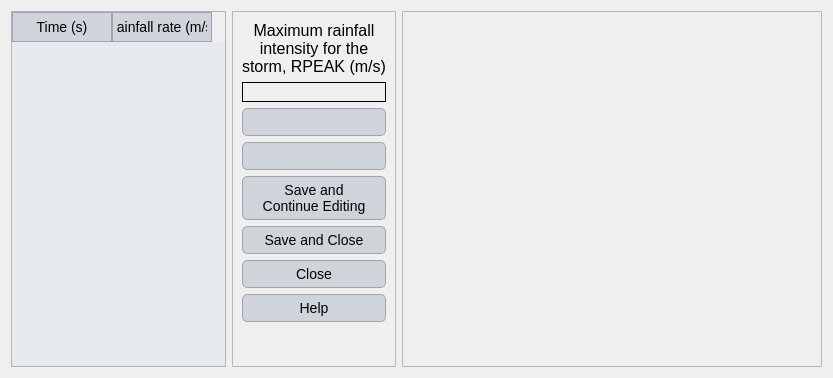
Above: ui/vfsmod_hyetograph.ui from Inigobarbe/VFSMOD-GUI before the change. Below: the same form after it.
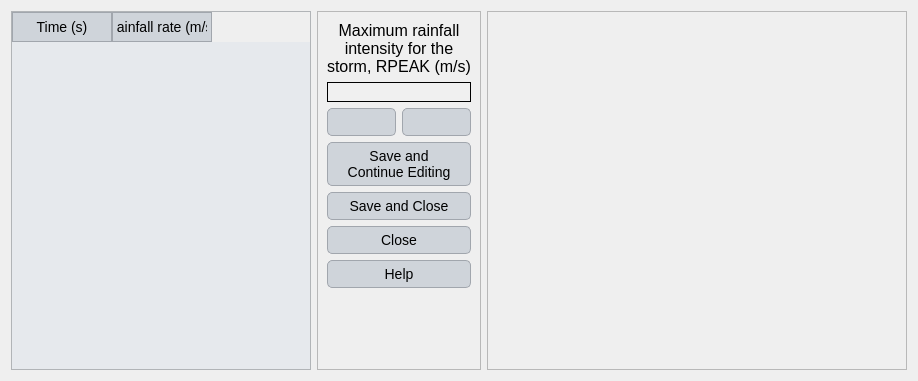
That is the form after the change.

The edit to the form file:
```diff
--- a/ui/vfsmod_hyetograph.ui
+++ b/ui/vfsmod_hyetograph.ui
@@ -7,7 +7,7 @@
     <x>0</x>
     <y>0</y>
     <width>833</width>
-    <height>378</height>
+    <height>381</height>
    </rect>
   </property>
   <property name="windowTitle">
@@ -116,7 +116,27 @@
     border: 1px solid #a1a6ad; /* Borde gris medio del botón de esquina */
 }</string>
   </property>
-  <layout class="QGridLayout" name="gridLayout_3">
+  <layout class="QGridLayout" name="gridLayout">
+   <item row="0" column="0">
+    <widget class="QTableWidget" name="tableWidget">
+     <property name="minimumSize">
+      <size>
+       <width>300</width>
+       <height>0</height>
+      </size>
+     </property>
+     <column>
+      <property name="text">
+       <string>Time (s)</string>
+      </property>
+     </column>
+     <column>
+      <property name="text">
+       <string>Rainfall rate (m/s)</string>
+      </property>
+     </column>
+    </widget>
+   </item>
    <item row="0" column="1">
     <widget class="QFrame" name="frame">
      <property name="frameShape">
@@ -126,14 +146,27 @@
       <enum>QFrame::Raised</enum>
      </property>
      <layout class="QGridLayout" name="gridLayout_2">
+      <item row="0" column="0">
+       <widget class="QLabel" name="label">
+        <property name="text">
+         <string>Maximum rainfall 
+intensity for the 
+storm, RPEAK (m/s)</string>
+        </property>
+        <property name="alignment">
+         <set>Qt::AlignCenter</set>
+        </property>
+       </widget>
+      </item>
       <item row="3" column="0">
-       <widget class="QPushButton" name="remove">
+       <widget class="QPushButton" name="save_continue">
         <property name="text">
-         <string/>
+         <string>Save and 
+Continue Editing</string>
         </property>
        </widget>
       </item>
-      <item row="8" column="0">
+      <item row="7" column="0">
        <spacer name="verticalSpacer">
         <property name="orientation">
          <enum>Qt::Vertical</enum>
@@ -146,34 +179,14 @@
         </property>
        </spacer>
       </item>
-      <item row="2" column="0">
-       <widget class="QPushButton" name="add">
-        <property name="text">
-         <string/>
-        </property>
-       </widget>
-      </item>
       <item row="4" column="0">
-       <widget class="QPushButton" name="save_continue">
+       <widget class="QPushButton" name="save_close">
         <property name="text">
-         <string>Save and 
-Continue Editing</string>
+         <string>Save and Close</string>
         </property>
        </widget>
       </item>
-      <item row="0" column="0">
-       <widget class="QLabel" name="label">
-        <property name="text">
-         <string>Maximum rainfall 
-intensity for the 
-storm, RPEAK (m/s)</string>
-        </property>
-        <property name="alignment">
-         <set>Qt::AlignCenter</set>
-        </property>
-       </widget>
-      </item>
-      <item row="6" column="0">
+      <item row="5" column="0">
        <widget class="QPushButton" name="close_dialog">
         <property name="text">
          <string>Close</string>
@@ -187,20 +200,31 @@
         </property>
        </widget>
       </item>
-      <item row="5" column="0">
-       <widget class="QPushButton" name="save_close">
-        <property name="text">
-         <string>Save and Close</string>
-        </property>
-       </widget>
-      </item>
-      <item row="7" column="0">
+      <item row="6" column="0">
        <widget class="QPushButton" name="pushButton_4">
         <property name="text">
          <string>Help</string>
         </property>
        </widget>
       </item>
+      <item row="2" column="0">
+       <layout class="QHBoxLayout" name="horizontalLayout">
+        <item>
+         <widget class="QPushButton" name="add">
+          <property name="text">
+           <string/>
+          </property>
+         </widget>
+        </item>
+        <item>
+         <widget class="QPushButton" name="remove">
+          <property name="text">
+           <string/>
+          </property>
+         </widget>
+        </item>
+       </layout>
+      </item>
      </layout>
     </widget>
    </item>
@@ -226,26 +250,6 @@
      </property>
     </widget>
    </item>
-   <item row="0" column="0">
-    <widget class="QTableWidget" name="tableWidget">
-     <property name="minimumSize">
-      <size>
-       <width>200</width>
-       <height>0</height>
-      </size>
-     </property>
-     <column>
-      <property name="text">
-       <string>Time (s)</string>
-      </property>
-     </column>
-     <column>
-      <property name="text">
-       <string>Rainfall rate (m/s)</string>
-      </property>
-     </column>
-    </widget>
-   </item>
   </layout>
  </widget>
  <resources/>
```
